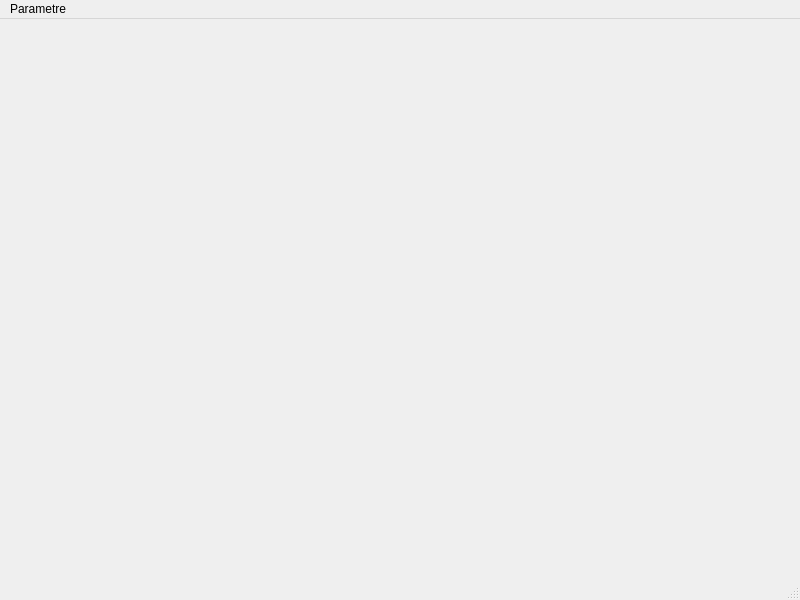
Qt form code/fenetreprincipale.ui (EtienneDumai/TrialClassement) before a commit.
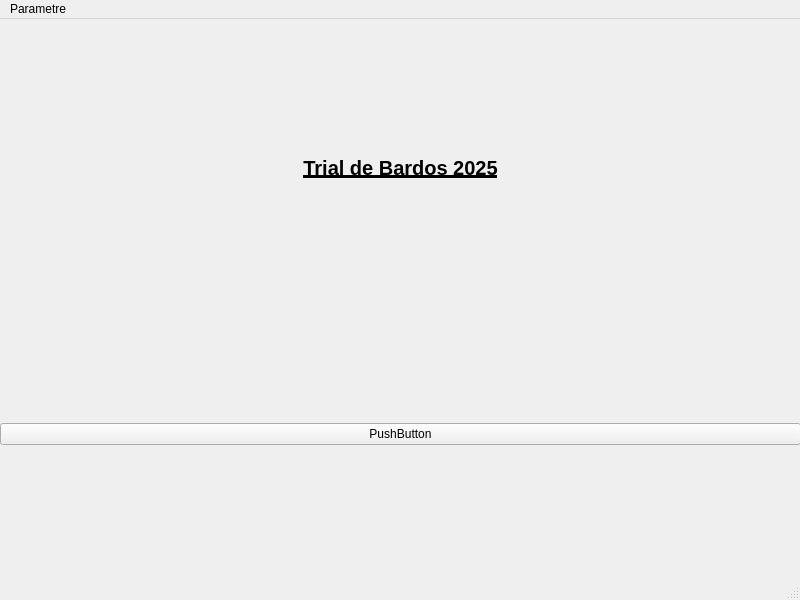
The same form after that commit.

Commit message: Modification de l'ui principale

Patch:
```diff
--- a/code/fenetreprincipale.ui
+++ b/code/fenetreprincipale.ui
@@ -13,7 +13,104 @@
   <property name="windowTitle">
    <string>FenetrePrincipale</string>
   </property>
-  <widget class="QWidget" name="centralwidget"/>
+  <widget class="QWidget" name="centralwidget">
+   <widget class="QWidget" name="verticalLayoutWidget">
+    <property name="geometry">
+     <rect>
+      <x>0</x>
+      <y>0</y>
+      <width>801</width>
+      <height>551</height>
+     </rect>
+    </property>
+    <layout class="QVBoxLayout" name="verticalLayout_4">
+     <item>
+      <layout class="QHBoxLayout" name="horizontalLayout_2">
+       <item>
+        <spacer name="horizontalSpacer_2">
+         <property name="orientation">
+          <enum>Qt::Horizontal</enum>
+         </property>
+         <property name="sizeHint" stdset="0">
+          <size>
+           <width>40</width>
+           <height>20</height>
+          </size>
+         </property>
+        </spacer>
+       </item>
+       <item>
+        <widget class="QLabel" name="label">
+         <property name="maximumSize">
+          <size>
+           <width>250</width>
+           <height>50</height>
+          </size>
+         </property>
+         <property name="font">
+          <font>
+           <pointsize>15</pointsize>
+           <bold>true</bold>
+           <underline>true</underline>
+          </font>
+         </property>
+         <property name="text">
+          <string>Trial de Bardos 2025</string>
+         </property>
+         <property name="alignment">
+          <set>Qt::AlignCenter</set>
+         </property>
+        </widget>
+       </item>
+       <item>
+        <spacer name="horizontalSpacer">
+         <property name="orientation">
+          <enum>Qt::Horizontal</enum>
+         </property>
+         <property name="sizeHint" stdset="0">
+          <size>
+           <width>40</width>
+           <height>20</height>
+          </size>
+         </property>
+        </spacer>
+       </item>
+      </layout>
+     </item>
+     <item>
+      <spacer name="verticalSpacer_2">
+       <property name="orientation">
+        <enum>Qt::Vertical</enum>
+       </property>
+       <property name="sizeType">
+        <enum>QSizePolicy::Fixed</enum>
+       </property>
+       <property name="sizeHint" stdset="0">
+        <size>
+         <width>20</width>
+         <height>100</height>
+        </size>
+       </property>
+      </spacer>
+     </item>
+     <item>
+      <layout class="QHBoxLayout" name="horizontalLayout">
+       <item>
+        <layout class="QVBoxLayout" name="verticalLayout_5">
+         <item>
+          <widget class="QPushButton" name="pushButton">
+           <property name="text">
+            <string>PushButton</string>
+           </property>
+          </widget>
+         </item>
+        </layout>
+       </item>
+      </layout>
+     </item>
+    </layout>
+   </widget>
+  </widget>
   <widget class="QMenuBar" name="menubar">
    <property name="geometry">
     <rect>
```
Left out of the diff: 2 changed lines with no effect on the pictures.
